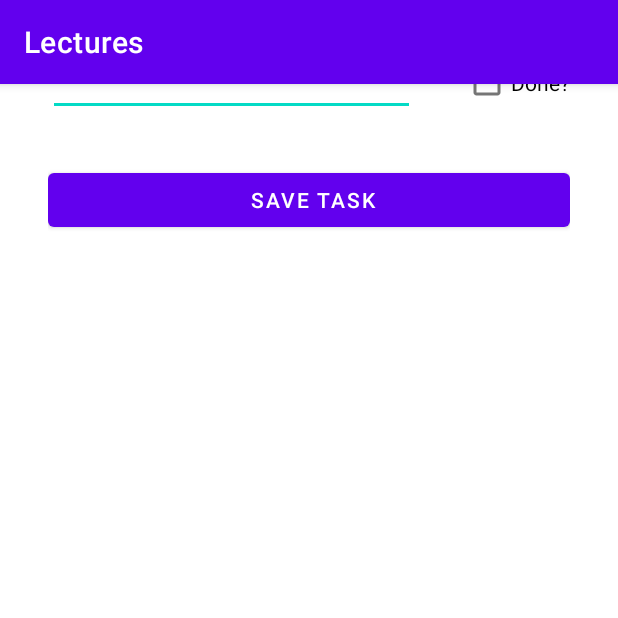
After one commit to csiwon-wsei/wsei-pam-lectures, an Android app: the Lecture05Activity screen opened directly, with no data from a screen before it, on a phone screen of 412 x 824 dp, the top half of it. The commit adds this screen. Run offline under Robolectric (Android 15) with nearby library versions, the phone set to English and light mode, and no system bars; our stand-ins replace Room's generated code.

Commit message:
Lecture05Activity.kt

```diff
--- a/app/src/main/AndroidManifest.xml
+++ b/app/src/main/AndroidManifest.xml
@@ -36,6 +36,9 @@
         android:supportsRtl="true"
         android:theme="@style/Theme.Lectures"
         tools:targetApi="tiramisu">
+        <activity
+            android:name=".lecture5.Lecture05Activity"
+            android:exported="false" />
         <activity
             android:name=".lecture4.lifecycle.L4LifeCycleActivity"
             android:exported="false"
--- a/app/src/main/java/pl/wsei/pam/lectures/MainActivity.kt
+++ b/app/src/main/java/pl/wsei/pam/lectures/MainActivity.kt
@@ -9,6 +9,7 @@ import androidx.core.view.ViewCompat
 import androidx.core.view.WindowInsetsCompat
 import pl.wsei.pam.lectures.lecture3.Lecture03Activity
 import pl.wsei.pam.lectures.lecture4.Lecture04Activity
+import pl.wsei.pam.lectures.lecture5.Lecture05Activity
 
 class MainActivity : AppCompatActivity() {
     override fun onCreate(savedInstanceState: Bundle?) {
@@ -30,4 +31,8 @@ class MainActivity : AppCompatActivity() {
         startActivity(Intent(this, Lecture04Activity::class.java))
     }
 
+    fun runLecture05Activity(v: View){
+        startActivity(Intent(this, Lecture05Activity::class.java))
+    }
+
 }
--- a/app/src/main/java/pl/wsei/pam/lectures/lecture3/image/L3GetImageActivity.kt
+++ b/app/src/main/java/pl/wsei/pam/lectures/lecture3/image/L3GetImageActivity.kt
@@ -30,6 +30,7 @@ class L3GetImageActivity : AppCompatActivity() {
         }
         mButton = findViewById(R.id.l3GetImageBtn)
         mImageView = findViewById(R.id.l3ImageView)
+
         mGetImage =
             registerForActivityResult<String, Uri>(
                 ActivityResultContracts.GetContent()
--- /dev/null
+++ b/app/src/main/java/pl/wsei/pam/lectures/lecture5/AppDatabase.kt
@@ -0,0 +1,26 @@
+package pl.wsei.pam.lectures.lecture5
+
+import android.content.Context
+import androidx.room.Database
+import androidx.room.Room
+import androidx.room.RoomDatabase
+
+@Database(entities = [TaskEntity::class], version = 1)
+abstract class AppDatabase: RoomDatabase() {
+    abstract fun taskDao(): TaskDao
+    companion object {
+        @Volatile
+        private var INSTANCE: AppDatabase? = null
+        fun getInstance(context: Context): AppDatabase {
+            return INSTANCE ?: synchronized(this) {
+                INSTANCE ?: Room.databaseBuilder(
+                    context.applicationContext,
+                    AppDatabase::class.java, "app_database"
+                )
+                    .fallbackToDestructiveMigration()
+                    .build()
+                    .also { INSTANCE = it }
+            }
+        }
+    }
+}
--- /dev/null
+++ b/app/src/main/java/pl/wsei/pam/lectures/lecture5/Lecture05Activity.kt
@@ -0,0 +1,49 @@
+package pl.wsei.pam.lectures.lecture5
+
+import android.os.Bundle
+import android.util.Log
+import androidx.activity.enableEdgeToEdge
+import androidx.appcompat.app.AppCompatActivity
+import androidx.lifecycle.coroutineScope
+import androidx.lifecycle.lifecycleScope
+import kotlinx.coroutines.Deferred
+import kotlinx.coroutines.Dispatchers
+import kotlinx.coroutines.GlobalScope
+import kotlinx.coroutines.async
+import kotlinx.coroutines.launch
+import kotlinx.coroutines.runBlocking
+import kotlinx.coroutines.withContext
+import pl.wsei.pam.lectures.databinding.ActivityL5MainBinding
+import java.util.concurrent.Executor
+import java.util.concurrent.ExecutorService
+import java.util.concurrent.Executors
+
+class Lecture05Activity : AppCompatActivity() {
+    lateinit var mBinding: ActivityL5MainBinding
+    lateinit var mData: AppDatabase
+    lateinit var mResult: Deferred<String>
+    override fun onCreate(savedInstanceState: Bundle?) {
+        super.onCreate(savedInstanceState)
+        enableEdgeToEdge()
+        mBinding = ActivityL5MainBinding.inflate(layoutInflater)
+        setContentView(mBinding.root)
+        mData = AppDatabase.getInstance(this)
+        mBinding.l5SaveBtn.setOnClickListener {
+            val entity =
+                TaskEntity(
+                    0,
+                    mBinding.l5TaskName.text.toString(),
+                    mBinding.l5TaskDone.isChecked
+                )
+            mResult = lifecycleScope.async(Dispatchers.IO) {
+                mData.taskDao().insert(entity)
+                mBinding.l5TaskList.text = ""
+                for (t in mData.taskDao().findAll()) {
+                    mBinding.l5TaskList.append("${t.toString()}\n")
+                }
+                "abc"
+            }
+        }
+    }
+
+}
--- /dev/null
+++ b/app/src/main/java/pl/wsei/pam/lectures/lecture5/TaskDao.kt
@@ -0,0 +1,28 @@
+package pl.wsei.pam.lectures.lecture5
+
+import androidx.room.Dao
+import androidx.room.Delete
+import androidx.room.Insert
+import androidx.room.Query
+import androidx.room.Update
+
+@Dao
+interface TaskDao {
+
+    @Query("Select * from tasks where is_done = :done")
+    suspend fun findAllDone(done: Boolean): Array<TaskEntity>
+
+    @Query("Select * from tasks where id = :id")
+    suspend fun findById(id: Int): TaskEntity?
+
+    @Query("Select * from tasks")
+    suspend fun findAll(): Array<TaskEntity>
+
+    @Insert
+    suspend fun insert(vararg item: TaskEntity)
+    @Delete
+    suspend fun delete(item: TaskEntity)
+
+    @Update
+    suspend fun update(item: TaskEntity)
+}
--- /dev/null
+++ b/app/src/main/res/layout/activity_l5_main.xml
@@ -0,0 +1,52 @@
+<?xml version="1.0" encoding="utf-8"?>
+<androidx.constraintlayout.widget.ConstraintLayout xmlns:android="http://schemas.android.com/apk/res/android"
+    xmlns:app="http://schemas.android.com/apk/res-auto"
+    xmlns:tools="http://schemas.android.com/tools"
+    android:id="@+id/main"
+    android:layout_width="match_parent"
+    android:layout_height="match_parent"
+    android:padding="@dimen/padding"
+    tools:context=".lecture5.Lecture05Activity">
+
+    <EditText
+        android:id="@+id/l5TaskName"
+        android:layout_width="0dp"
+        android:layout_height="wrap_content"
+        android:textSize="18sp"
+        app:layout_constraintEnd_toStartOf="@+id/l5TaskDone"
+        app:layout_constraintHorizontal_bias="0.453"
+        app:layout_constraintStart_toStartOf="parent"
+        app:layout_constraintTop_toTopOf="parent" />
+
+    <CheckBox
+        android:id="@+id/l5TaskDone"
+        android:layout_width="wrap_content"
+        android:layout_height="wrap_content"
+        android:layout_marginStart="@dimen/padding"
+        android:text="Done?"
+        app:layout_constraintBottom_toBottomOf="@+id/l5TaskName"
+        app:layout_constraintEnd_toEndOf="parent"
+        app:layout_constraintStart_toEndOf="@+id/l5TaskName"
+        app:layout_constraintTop_toTopOf="@+id/l5TaskName" />
+
+    <Button
+        android:id="@+id/l5SaveBtn"
+        android:layout_width="0dp"
+        android:layout_height="wrap_content"
+        android:layout_marginTop="@dimen/padding"
+        android:text=" Save Task"
+        app:layout_constraintEnd_toEndOf="parent"
+        app:layout_constraintStart_toStartOf="parent"
+        app:layout_constraintTop_toBottomOf="@+id/l5TaskName" />
+
+    <TextView
+        android:id="@+id/l5TaskList"
+        android:layout_width="0dp"
+        android:layout_height="0dp"
+        android:layout_marginTop="@dimen/padding"
+        app:layout_constraintBottom_toBottomOf="parent"
+        app:layout_constraintEnd_toEndOf="parent"
+        app:layout_constraintStart_toStartOf="parent"
+        app:layout_constraintTop_toBottomOf="@+id/l5SaveBtn" />
+
+</androidx.constraintlayout.widget.ConstraintLayout>
--- a/app/src/main/res/values/dimens.xml
+++ b/app/src/main/res/values/dimens.xml
@@ -5,4 +5,5 @@
     <dimen name="appbar_padding">16dp</dimen>
     <dimen name="fab_margin">16dp</dimen>
     <dimen name="appbar_padding_top">8dp</dimen>
+    <dimen name="padding">32dp</dimen>
 </resources>
--- a/build.gradle.kts
+++ b/build.gradle.kts
@@ -2,4 +2,6 @@
 plugins {
     alias(libs.plugins.androidApplication) apply false
     alias(libs.plugins.jetbrainsKotlinAndroid) apply false
+    id("androidx.room") version "2.6.0" apply false
+    id("com.google.devtools.ksp") version "1.9.0-1.0.13" apply false
 }
```
Also changed, not shown: app/build.gradle.kts (+21 -5 lines), app/src/main/java/pl/wsei/pam/lectures/lecture3/group/L3GroupViewActivity.kt (+13 -0 lines), app/src/main/java/pl/wsei/pam/lectures/lecture5/TaskEntity.kt (added, +18 -0 lines), app/src/main/res/layout/activity_main.xml (+15 -3 lines), gradle/libs.versions.toml (+6 -1 lines).
